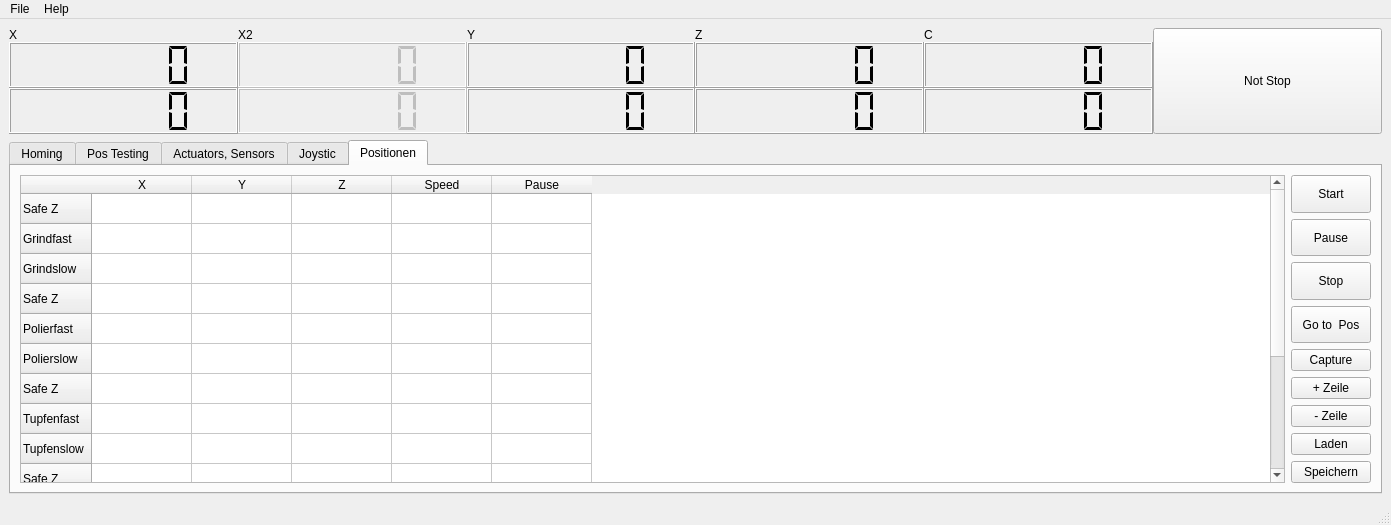
This is Gui.ui in gxurma/PythonCanSteering as Qt 5 draws it before an edit. The edited form follows.
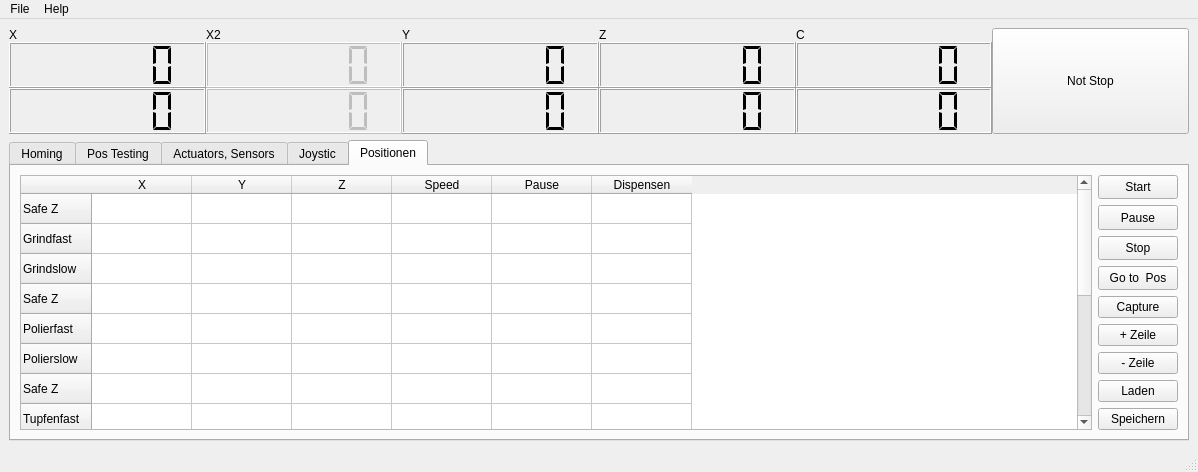
This is the edited form. The open tabs and pages were chosen to show the change.

Commit message: mal sehen ob ich beim Fahren gezielt dispensen kann

The edit to the form file:
```diff
--- a/Gui.ui
+++ b/Gui.ui
@@ -9,8 +9,8 @@
    <rect>
     <x>0</x>
     <y>0</y>
-    <width>1391</width>
-    <height>525</height>
+    <width>1114</width>
+    <height>472</height>
    </rect>
   </property>
   <property name="windowTitle">
@@ -2029,7 +2029,7 @@
            <number>15</number>
           </property>
           <property name="columnCount">
-           <number>5</number>
+           <number>6</number>
           </property>
           <row>
            <property name="text">
@@ -2131,6 +2131,11 @@
             <string>Pause</string>
            </property>
           </column>
+          <column>
+           <property name="text">
+            <string>Dispensen</string>
+           </property>
+          </column>
          </widget>
         </item>
         <item row="4" column="1">
@@ -2225,8 +2230,8 @@
     <rect>
      <x>0</x>
      <y>0</y>
-     <width>1391</width>
-     <height>25</height>
+     <width>1114</width>
+     <height>21</height>
     </rect>
    </property>
    <widget class="QMenu" name="menuFile">
```
The commit also changes 1 other file.
